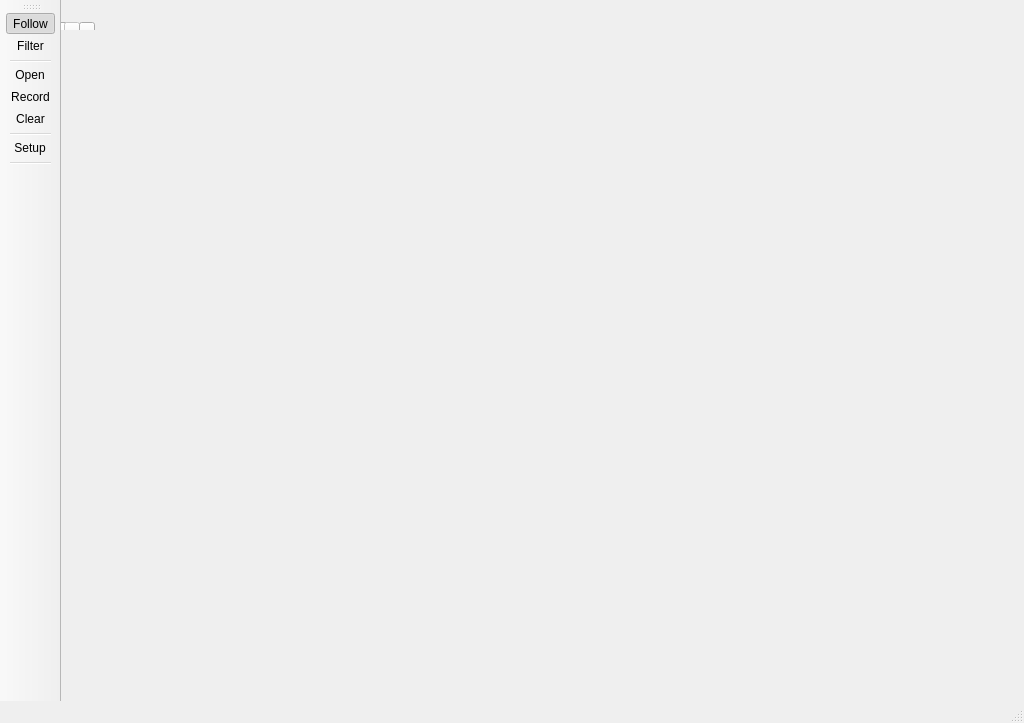
Above: src/nfc-app/app-qt/src/main/cpp/views/MainView.ui from josevcm/nfc-laboratory before the change. Below: the same form after it.
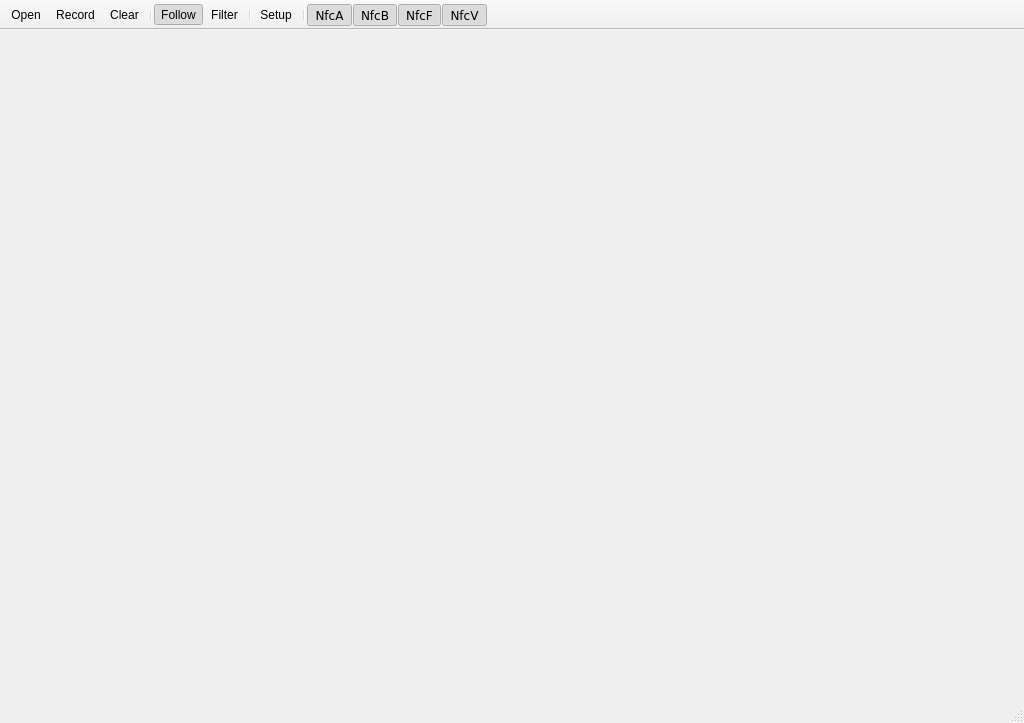
That is the form after the change. The open tabs and pages were chosen to show the change. Icons and pictures are not drawn. Custom widgets are drawn as their Qt base class.

The edit to the form file:
```diff
--- a/src/nfc-app/app-qt/src/main/cpp/views/MainView.ui
+++ b/src/nfc-app/app-qt/src/main/cpp/views/MainView.ui
@@ -613,24 +613,34 @@
    <property name="windowTitle">
     <string>toolBar</string>
    </property>
+   <property name="movable">
+    <bool>false</bool>
+   </property>
    <property name="orientation">
-    <enum>Qt::Vertical</enum>
+    <enum>Qt::Horizontal</enum>
+   </property>
+   <property name="floatable">
+    <bool>false</bool>
    </property>
    <attribute name="toolBarArea">
-    <enum>LeftToolBarArea</enum>
+    <enum>TopToolBarArea</enum>
    </attribute>
    <attribute name="toolBarBreak">
     <bool>false</bool>
    </attribute>
-   <addaction name="actionFollow"/>
-   <addaction name="actionFilter"/>
-   <addaction name="separator"/>
    <addaction name="actionOpen"/>
    <addaction name="actionStore"/>
    <addaction name="actionClear"/>
    <addaction name="separator"/>
+   <addaction name="actionFollow"/>
+   <addaction name="actionFilter"/>
+   <addaction name="separator"/>
    <addaction name="actionSetup"/>
    <addaction name="separator"/>
+   <addaction name="actionNfcA"/>
+   <addaction name="actionNfcB"/>
+   <addaction name="actionNfcF"/>
+   <addaction name="actionNfcV"/>
   </widget>
   <widget class="QStatusBar" name="statusBar"/>
   <action name="actionOpen">
@@ -743,7 +753,8 @@
    </property>
    <property name="font">
     <font>
-     <bold>true</bold>
+     <family>Verdana</family>
+     <bold>false</bold>
     </font>
    </property>
   </action>
@@ -762,7 +773,8 @@
    </property>
    <property name="font">
     <font>
-     <bold>true</bold>
+     <family>Verdana</family>
+     <bold>false</bold>
     </font>
    </property>
   </action>
@@ -781,7 +793,8 @@
    </property>
    <property name="font">
     <font>
-     <bold>true</bold>
+     <family>Verdana</family>
+     <bold>false</bold>
     </font>
    </property>
   </action>
@@ -800,7 +813,8 @@
    </property>
    <property name="font">
     <font>
-     <bold>true</bold>
+     <family>Verdana</family>
+     <bold>false</bold>
     </font>
    </property>
   </action>
```
Left out of the diff: 112 changed lines with no effect on the pictures.
